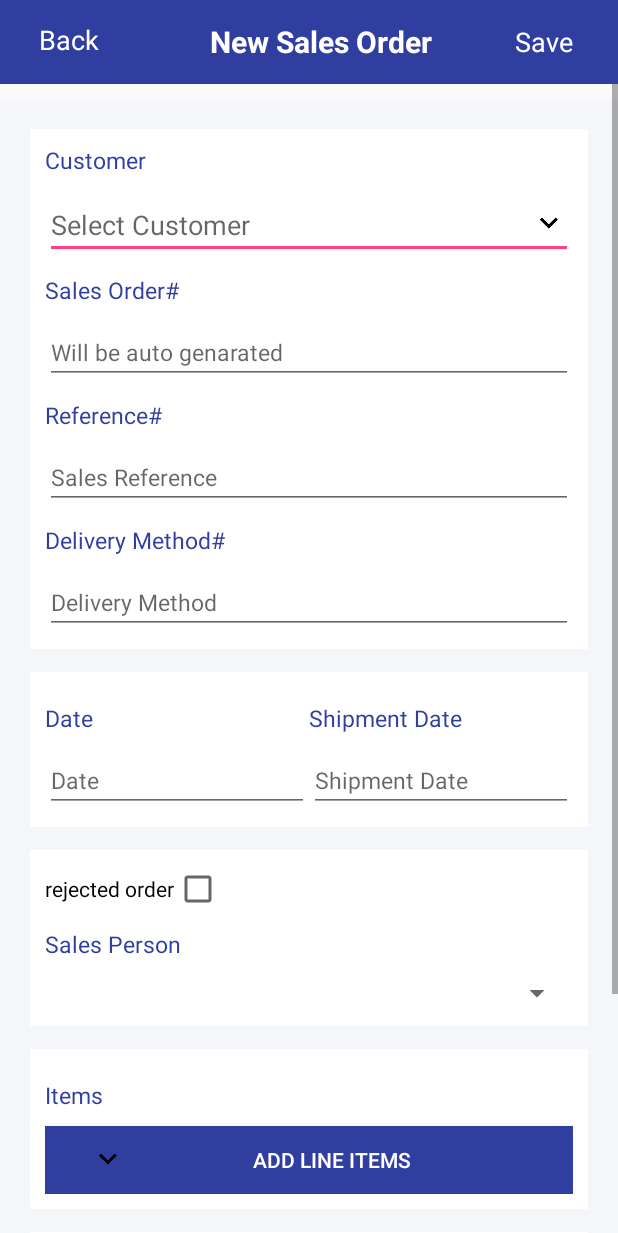
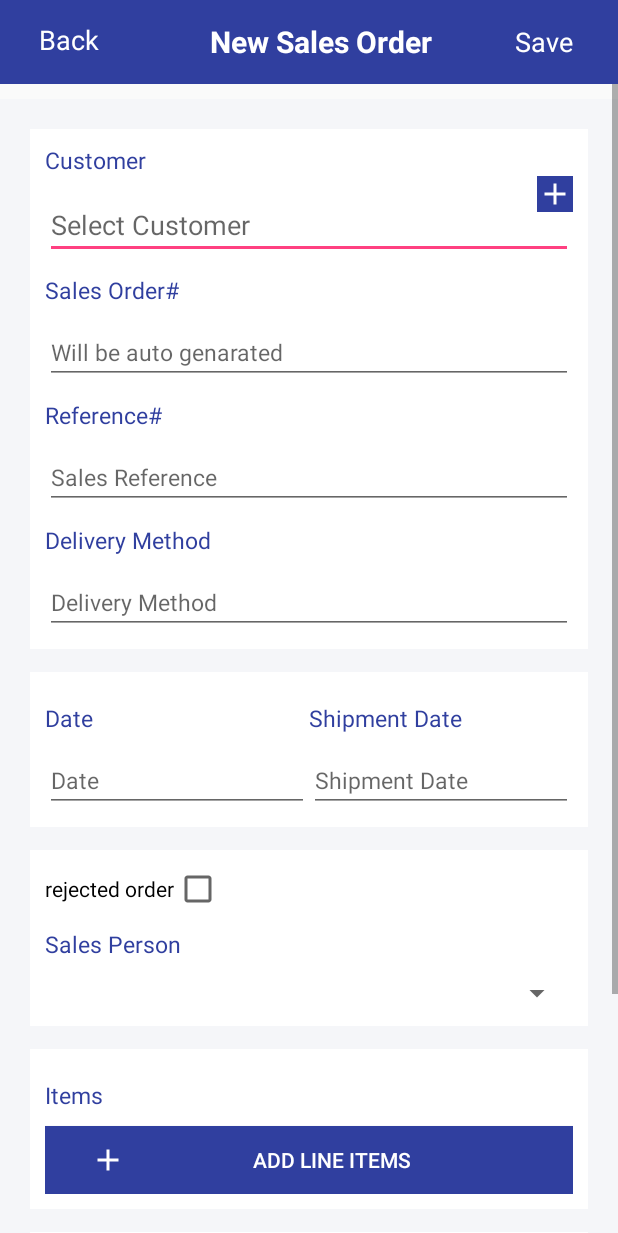
Before and after one commit to prithwimig16/VamDiokBox, an Android app: the SalesOrderActivity screen opened directly, with no data from a screen before it, on a phone screen of 412 x 824 dp. Shown: the top 1233 px of the screen. Run offline under Robolectric (Android 15) with nearby library versions, the phone set to English and light mode, and no system bars.

Commit message:
edit add item layout

```diff
--- a/app/src/main/res/layout/activity_sales_order.xml
+++ b/app/src/main/res/layout/activity_sales_order.xml
@@ -85,16 +85,31 @@
                 android:textColor="@color/colorPrimaryDark"
                 android:text="Customer"/>
 
-            <EditText
-                android:id="@+id/et_select_customer"
+            <RelativeLayout
                 android:layout_width="match_parent"
                 android:layout_height="wrap_content"
-                android:gravity="left"
-                android:layout_marginTop="10dp"
-                android:drawableRight="@drawable/ic_keyboard_arrow_down_black_24dp"
-                android:hint="Select Customer"
-                android:textAllCaps="false"
-                />
+                android:orientation="horizontal">
+                <EditText
+                    android:id="@+id/et_select_customer"
+                    android:layout_width="match_parent"
+                    android:layout_height="wrap_content"
+                    android:gravity="left"
+                    android:layout_marginTop="10dp"
+                    android:hint="Select Customer"
+                    android:layout_toLeftOf="@+id/bt_add_customer"
+                    android:textAllCaps="false" />
+
+                <ImageButton
+                    android:layout_width="wrap_content"
+                    android:layout_height="wrap_content"
+                    android:id="@+id/Imgbt_add_customer"
+                    android:layout_alignParentRight="true"
+                    android:background="@color/colorPrimaryDark"
+                    android:src="@drawable/add_icon" />
+
+            </RelativeLayout>
+
+
 
 
             <TextView
@@ -141,7 +156,7 @@
                 android:textSize="15dp"
                 android:layout_marginTop="10dp"
                 android:textColor="@color/colorPrimaryDark"
-                android:text="Delivery Method#"/>
+                android:text="Delivery Method"/>
 
 
             <EditText
@@ -284,7 +299,7 @@
                 android:text="Add Line Items"
                 android:background="@color/colorPrimaryDark"
                 android:textColor="@color/white"
-                android:drawableLeft="@drawable/ic_keyboard_arrow_down_black_24dp"
+                android:drawableLeft="@drawable/add_icon"
                 android:drawablePadding="2dip"
                 android:paddingLeft="30dip"
                 android:paddingRight="26dip"
```
Also changed, not shown: app/src/main/res/drawable/add_icon.png (added).
